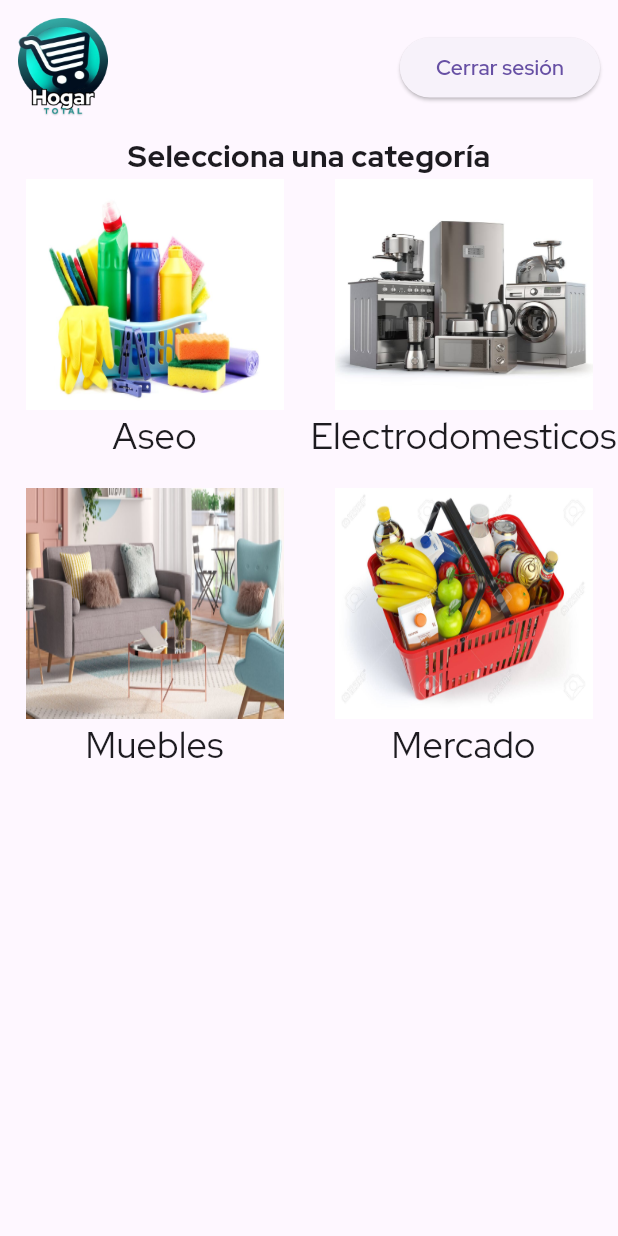
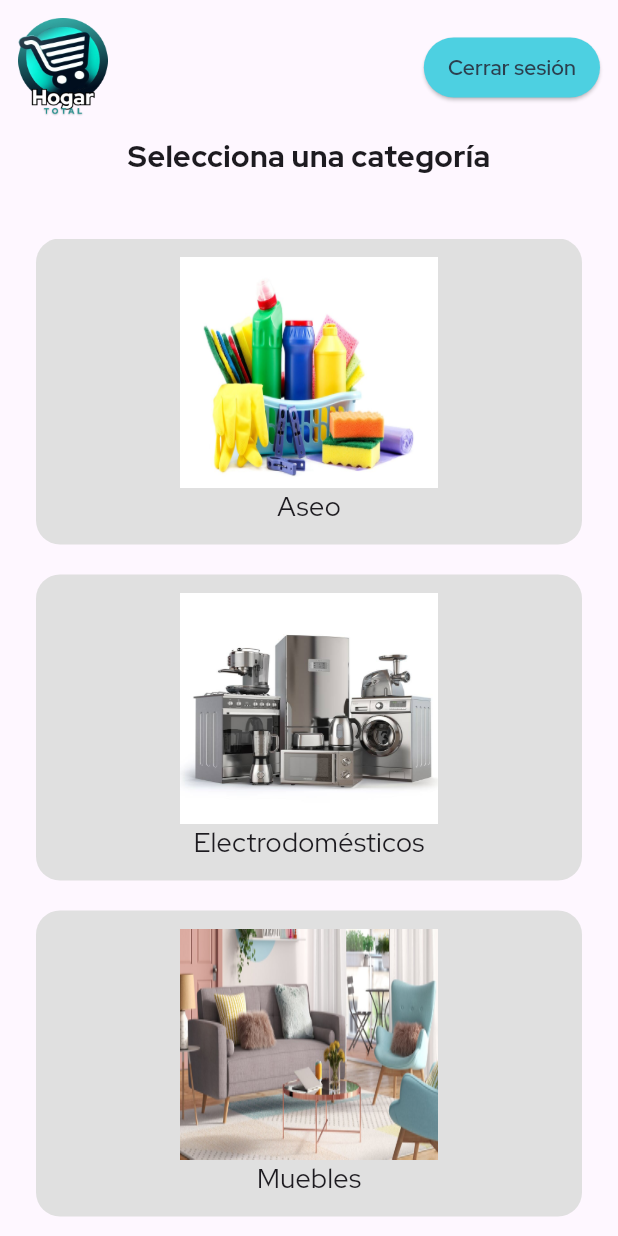
Before and after one commit to DavidAlmonacid/tienda_online_flutter, a Flutter app: the SelectionCategoriesScreen screen opened by its route, on a phone screen of 412 x 824 dp. Run offline on Flutter 3.47's test engine with Material 3 defaults, Android fonts, the phone set to English and light mode, and no system bars; our stand-ins replace firebase_auth, firebase_core; missing offline and left inert: firebase_ui_auth, flutter_animated_button; accounts and stored records are empty.

Commit message:
Refactor selection_categories_screen to use ListView instead of GridView for category items

```diff
--- a/lib/src/screens/selection_categories_screen.dart
+++ b/lib/src/screens/selection_categories_screen.dart
@@ -10,8 +10,6 @@ class SelectionCategoriesScreen extends StatefulWidget {
 }
 
 class _SelectionCategoriesScreenState extends State<SelectionCategoriesScreen> {
-  // final FirebaseAuth _auth = FirebaseAuth.instance;
-
   @override
   Widget build(BuildContext context) {
     return Scaffold(
@@ -27,31 +25,55 @@ class _SelectionCategoriesScreenState extends State<SelectionCategoriesScreen> {
                   ElevatedButton(
                     onPressed: () async {
                       await FirebaseAuth.instance.signOut();
-
-                      // Return to the main screen
                       Navigator.pushReplacementNamed(context, '/');
                     },
-                    child: const Text('Cerrar sesión'),
+                    style: ElevatedButton.styleFrom(
+                      backgroundColor: Colors.cyan[300],
+                      padding: const EdgeInsets.symmetric(
+                        horizontal: 16,
+                        vertical: 8,
+                      ),
+                    ),
+                    child: const Text(
+                      'Cerrar sesión',
+                      style: TextStyle(color: Color(0xFF2B3F4E)),
+                    ),
                   ),
                 ],
               ),
             ),
-            const Text('Selecciona una categoría',
-                style: TextStyle(fontSize: 20, fontWeight: FontWeight.bold)),
+            const Text(
+              'Selecciona una categoría',
+              style: TextStyle(fontSize: 20, fontWeight: FontWeight.bold),
+            ),
+            const SizedBox(height: 40),
             Expanded(
-              child: GridView.count(
-                crossAxisCount: 2,
+              child: ListView(
                 children: <Widget>[
                   _buildCategoryItem(
-                      'Aseo', 'assets/images/aseo.jpg', '/products_aseo'),
+                    'Aseo',
+                    'assets/images/aseo.jpg',
+                    '/products_aseo',
+                  ),
+                  const SizedBox(height: 20),
                   _buildCategoryItem(
-                      'Electrodomesticos',
-                      'assets/images/electrodomesticos.jpg',
-                      '/products_eletrodomesticos'),
-                  _buildCategoryItem('Muebles', 'assets/images/muebles.png',
-                      '/products_muebles'),
-                  _buildCategoryItem('Mercado', 'assets/images/mercado.jpg',
-                      '/products_mercado'),
+                    'Electrodomésticos',
+                    'assets/images/electrodomesticos.jpg',
+                    '/products_eletrodomesticos',
+                  ),
+                  const SizedBox(height: 20),
+                  _buildCategoryItem(
+                    'Muebles',
+                    'assets/images/muebles.png',
+                    '/products_muebles',
+                  ),
+                  const SizedBox(height: 20),
+                  _buildCategoryItem(
+                    'Mercado',
+                    'assets/images/mercado.jpg',
+                    '/products_mercado',
+                  ),
+                  const SizedBox(height: 40),
                 ],
               ),
             ),
@@ -64,11 +86,25 @@ class _SelectionCategoriesScreenState extends State<SelectionCategoriesScreen> {
   Widget _buildCategoryItem(String title, String imagePath, String routeName) {
     return GestureDetector(
       onTap: () => Navigator.pushNamed(context, routeName),
-      child: Column(
-        children: <Widget>[
-          Image.asset(imagePath, width: 172, height: 154, fit: BoxFit.fill),
-          Text(title, style: const TextStyle(fontSize: 24)),
-        ],
+      child: ConstrainedBox(
+        constraints: const BoxConstraints(maxWidth: 200),
+        child: Container(
+          margin: const EdgeInsets.symmetric(horizontal: 24),
+          padding: const EdgeInsets.all(12),
+          decoration: BoxDecoration(
+            color: Colors.grey[300],
+            borderRadius: BorderRadius.circular(16),
+          ),
+          child: Column(
+            children: <Widget>[
+              Image.asset(imagePath, width: 172, height: 154, fit: BoxFit.fill),
+              Text(
+                title,
+                style: const TextStyle(fontSize: 18),
+              ),
+            ],
+          ),
+        ),
       ),
     );
   }
```
